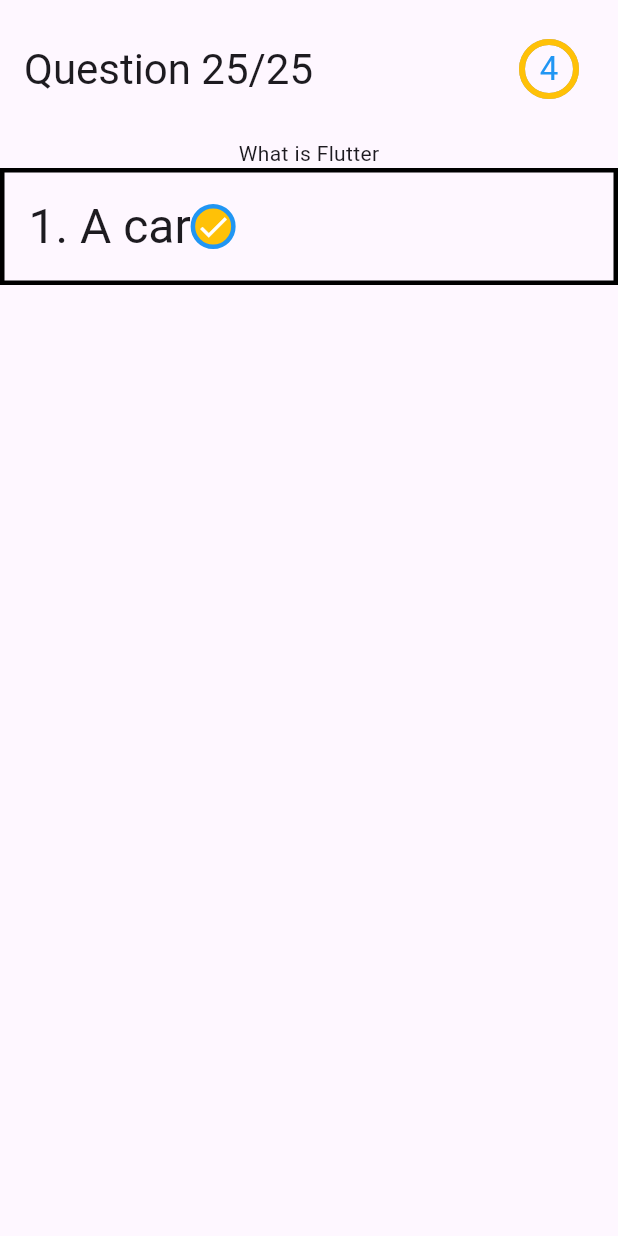
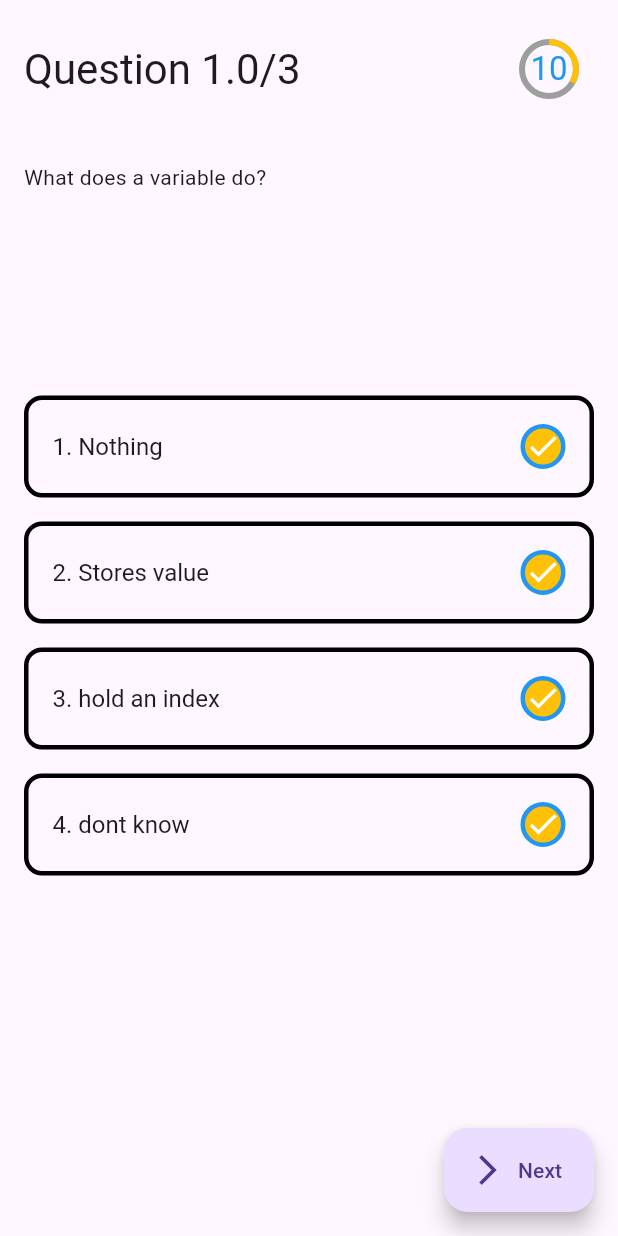
Before and after one commit to AYOPELUMI/Quiz_App, a Flutter app: the GameScreen screen opened by its route, on a phone screen of 412 x 824 dp. Run offline on Flutter 3.47's test engine with Material 3 defaults, Android fonts, the phone set to English and light mode, and no system bars; our stand-ins replace get, google_fonts.

Commit message:
working on game screen

```diff
--- a/lib/Bindings/bindings.dart
+++ b/lib/Bindings/bindings.dart
@@ -5,7 +5,7 @@ import 'package:quiz_app/Controllers/splashcontroller.dart';
 class MyBindings implements Bindings{
   @override
   void dependencies(){
-    Get.lazyPut(() => QuestionController());
+    Get.lazyPut(() => QuestionController(),fenix: true);
     Get.lazyPut(() => SplashController());
   }
 }
--- a/lib/Controllers/questionController.dart
+++ b/lib/Controllers/questionController.dart
@@ -9,6 +9,14 @@ import '../routes/routes.dart';
 class QuestionController extends GetxController{
   var nameController = TextEditingController();
   String name="";
+  late PageController pageController;
+
+  @override
+  void onInit(){
+    pageController = PageController(initialPage: 0);
+    resetAnswer();
+    super.onInit();
+  }
   final List<QuestionModel> _questionList =[
     QuestionModel(
       id: 1,
@@ -26,7 +34,7 @@ class QuestionController extends GetxController{
       question: "Which is not a programming language?",
        options: ["Java","Kotlin", "C","MongoDb"])
   ];
-  List<QuestionModel> get questionList => [...questionList];
+  List<QuestionModel> get questionList => [..._questionList];
   bool _isPressed = false;
   bool get isPressed => _isPressed;
 
@@ -52,6 +60,7 @@ class QuestionController extends GetxController{
   double get scoreResult {
     return (_numberOfCorrectAnswers * 100) / _questionList.length;
   }
+  int get countOfQuestion =>_questionList.length;
 
   void  checkAnswer(QuestionModel questionModel, int selectedAnswer){
     _isPressed = true;
@@ -84,7 +93,19 @@ class QuestionController extends GetxController{
   void resetTimer() => sec.value=maxSec;
 
   void nextQuestion (){
-
+    if(_timer != null || _timer!.isActive){
+      stopTimer();
+    }
+    if(pageController.page == _questionList.length -1){
+      Get.offAndToNamed(Routes.gameStatusRoute);
+    }
+    else{
+      _isPressed = false;
+      pageController.nextPage(duration: Duration(milliseconds:500), curve: Curves.linear);
+      startTimer();
+    }
+    _numberOfQuestions = pageController.page! + 2;
+    update();
   }
 
   void resetAnswer (){
@@ -101,4 +122,16 @@ class QuestionController extends GetxController{
     _selectedAnswer = null;
     Get.offAllNamed(Routes.welcomeScreenRoute);
   }
+
+  Color getColor (int answerIndex){
+    if(_isPressed){
+      if(answerIndex == _correctAnswer){
+        return Colors.green.shade600;
+      }
+      else if (answerIndex == selectedAnswer && _correctAnswer != _selectedAnswer){
+        return Colors.red.shade600;
+      }
+    }
+    return Colors.white;
+  }
 }
--- a/lib/Screen/gamescreen.dart
+++ b/lib/Screen/gamescreen.dart
@@ -1,6 +1,10 @@
 import 'package:flutter/material.dart';
+import 'package:get/get.dart';
 
+import '../Controllers/questionController.dart';
+import '../widgets/custombutton.dart';
 import '../widgets/progress_timer.dart';
+import '../widgets/question_widget.dart';
 
 class GameScreen extends StatelessWidget {
   const GameScreen({super.key});
@@ -12,7 +16,9 @@ class GameScreen extends StatelessWidget {
         alignment: Alignment.topCenter,
         children: [
           SafeArea(
-            child: Column(
+            child: GetBuilder<QuestionController>(
+              init:QuestionController(),
+              builder: (controller) => Column(
                 children:[
                   Padding(
                     padding: const EdgeInsets.all(16.0),
@@ -26,7 +32,7 @@ class GameScreen extends StatelessWidget {
                                   style: Theme.of(context).textTheme.headlineMedium,
                                   children:[
                                     TextSpan(
-                                    text:"25",
+                                      text:"${controller.numberOfQuestions}",
                                       style: Theme.of(context).textTheme.headlineMedium
                                     ),
                                     TextSpan(
@@ -34,7 +40,7 @@ class GameScreen extends StatelessWidget {
                                       style: Theme.of(context).textTheme.headlineMedium
                                     ),
                                     TextSpan(
-                                    text:"25",
+                                      text:"${controller.countOfQuestion}",
                                       style: Theme.of(context).textTheme.headlineMedium
                                     ),
                                 ])
@@ -43,54 +49,29 @@ class GameScreen extends StatelessWidget {
                         ]
                       )
                   ),
-                Container(
-                  height: MediaQuery.of(context).size.height * 0.6,
-                  child: Column(
-                    children:[
-                      Text("What is Flutter"),
-                      Container(
-                        width:double.infinity,
-                        decoration: BoxDecoration(
-                          border:Border.all(width: 3)
-                        ),
-                        child:Padding(
-                          padding: EdgeInsets.all(16.0),
-                            child: Row(
-                              children: [
-                                RichText(
-                                  text: TextSpan(
-                                    text:'1. ',
-                                    style: Theme.of(context).textTheme.headlineLarge,
-                                    children:[
-                                      TextSpan(text: 'A car'),
-                                  ])
-                                ),
-                                Container(
-                                  height:30,
-                                  width:30,
-                                  padding: EdgeInsets.zero,
-                                  alignment: Alignment.center,
-                                  decoration: BoxDecoration(
-                                    color: Colors.amber,
-                                    border: Border.all(
-                                      color:Colors.blue,
-                                      width:3 ),
-                                    shape: BoxShape.circle
-                                  ),
-                                  child: Icon(Icons.check, color: Colors.white)
+                  SizedBox(
+                    height: MediaQuery.of(context).size.height * 0.8,
+                    child: PageView.builder(
+                      scrollDirection: Axis.horizontal,
+                      physics: NeverScrollableScrollPhysics(),
+                      controller: controller.pageController,
+                      itemCount: controller.questionList.length,
+                      itemBuilder: (context, index) => QuestionWidget(
+                        questionModel: controller.questionList[index],
+                      )),
                   )
-                              ],
+                ]
               ),
             )
           )
         ]
       ),
-                )
-              ]
-            )
-          )
-        ]
-      )
+      floatingActionButton: GetBuilder<QuestionController>(
+        init: QuestionController(),
+        builder: (controller) =>  CustomButton(
+        onPressed: () => controller.nextQuestion(),
+        text: "Next"
+      ))
     );
   }
 }
--- a/lib/Screen/gamestatus.dart
+++ b/lib/Screen/gamestatus.dart
@@ -5,6 +5,10 @@ class GameStatus extends StatelessWidget {
 
   @override
   Widget build(BuildContext context) {
-    return Scaffold();
+    return Scaffold(
+      body: Center(
+        child:Text("End of game")
+      )
+    );
   }
 }
--- /dev/null
+++ b/lib/widgets/answer_options.dart
@@ -0,0 +1,51 @@
+import 'package:flutter/material.dart';
+
+class AnswerOptions extends StatelessWidget {
+  const AnswerOptions({
+    super.key, required this.option, required this.index, required this.questionId, required this.onPressed,
+  });
+  final String option;
+  final int index;
+  final int questionId;
+  final Function() onPressed;
+  @override
+  Widget build(BuildContext context) {
+    return Container(
+      width:double.infinity,
+      decoration: BoxDecoration(
+        border:Border.all(width: 3),
+        borderRadius: BorderRadius.circular(12)
+      ),
+      child:Padding(
+        padding: EdgeInsets.all(16.0),
+          child: Row(
+            mainAxisAlignment: MainAxisAlignment.spaceBetween,
+            children: [
+              RichText(
+                text: TextSpan(
+                  text:'${index + 1}. ',
+                  style: Theme.of(context).textTheme.headlineSmall!.copyWith(fontSize: 16),
+                  children:[
+                    TextSpan(text: '$option'),
+                ])
+              ),
+              Container(
+                height:30,
+                width:30,
+                padding: EdgeInsets.zero,
+                alignment: Alignment.center,
+                decoration: BoxDecoration(
+                  color: Colors.amber,
+                  border: Border.all(
+                    color:Colors.blue,
+                    width:3 ),
+                  shape: BoxShape.circle
+                ),
+                child: Icon(Icons.check, color: Colors.white)
+              )
+            ],
+          ),
+      )
+    );
+  }
+}
--- /dev/null
+++ b/lib/widgets/custombutton.dart
@@ -0,0 +1,20 @@
+import 'package:flutter/material.dart';
+
+class CustomButton extends StatelessWidget {
+  const CustomButton({
+    super.key, required this.onPressed, required this.text, this.width = 100});
+final Function() onPressed;
+final String text;
+final double width;
+  @override
+  Widget build(BuildContext context) {
+    return Container(
+      width: width,
+      child: FloatingActionButton.extended(
+        onPressed:  onPressed,
+        label: Text(text),
+        icon:Icon(Icons.arrow_forward_ios),
+        )
+    );
+  }
+}
--- a/lib/widgets/progress_timer.dart
+++ b/lib/widgets/progress_timer.dart
@@ -1,4 +1,7 @@
 import 'package:flutter/material.dart';
+import 'package:get/get.dart';
+
+import '../Controllers/questionController.dart';
 
 class ProgressTimer extends StatelessWidget {
   const ProgressTimer({
@@ -7,23 +10,26 @@ class ProgressTimer extends StatelessWidget {
 
   @override
   Widget build(BuildContext context) {
-    return SizedBox(
+    final controller = Get.find<QuestionController>();
+    return Obx(
+      () => SizedBox(
         height: 60,
         width: 60,
         child: Stack(
           alignment: Alignment.center,
           children:[
             CircularProgressIndicator(
-            value: 8,
+              value: 1-(controller.sec.value /15),
               color: Colors.amber,
               backgroundColor:Colors.grey,
               strokeWidth:4,
             ),
             Center(
-            child:Text('4', style: Theme.of(context).textTheme.titleLarge!.copyWith(color: Colors.blue))
+              child:Text('${controller.sec.value}', style: Theme.of(context).textTheme.titleLarge!.copyWith(color: Colors.blue))
             )
           ]
         )
+      ),
     );
   }
 }
--- /dev/null
+++ b/lib/widgets/question_widget.dart
@@ -0,0 +1,48 @@
+import 'package:flutter/material.dart';
+import 'package:get/get.dart';
+import 'package:quiz_app/Controllers/questionController.dart';
+
+import 'answer_options.dart';
+
+class QuestionWidget extends StatelessWidget {
+  const QuestionWidget({
+    super.key,
+    required this.questionModel
+  });
+  final questionModel;
+
+  @override
+  Widget build(BuildContext context) {
+    return Container(
+      height: MediaQuery.of(context).size.height * 0.8,
+      child: Padding(
+        padding: const EdgeInsets.all(16.0),
+        child: Column(
+          mainAxisAlignment : MainAxisAlignment.start,
+          crossAxisAlignment: CrossAxisAlignment.start,
+          children:[
+            Text(questionModel.question),
+            const Spacer(
+              flex: 1
+            ),
+            ...List.generate(
+            questionModel.options.length,
+            (index) => Column(children: [
+              AnswerOptions(
+                questionId: questionModel.id,
+                option: questionModel.options[index],
+                index: index,
+                onPressed : () => Get.find<QuestionController>().checkAnswer(questionModel, index)
+              ),
+              SizedBox(height:16)
+            ],)
+            ),
+            const Spacer(
+              flex: 1
+            ),
+          ]
+        ),
+      ),
+    );
+  }
+}
```
Lines whose indentation alone changed are shown as unchanged.
